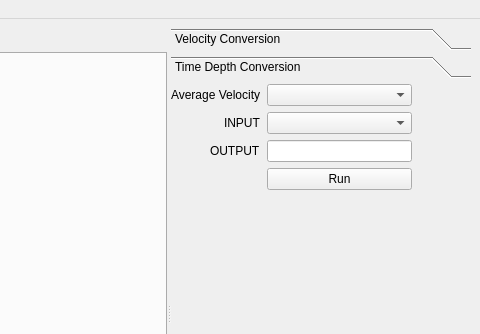
The window that pygeopressure_gui/ui/pygeopressure.ui (whimian/pyGeoPressure_gui) describes before a commit, drawn with Qt 5; both pictures show x 588 to 1068 and y 0 to 334 of the 1068 by 628 pixel window.
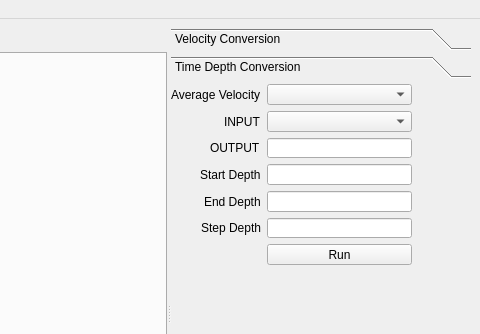
The same window after the commit. The open tabs and pages were chosen to show the change.

The edit to the form file:
```diff
--- a/pygeopressure_gui/ui/pygeopressure.ui
+++ b/pygeopressure_gui/ui/pygeopressure.ui
@@ -212,7 +212,7 @@
            <x>0</x>
            <y>0</y>
            <width>241</width>
-           <height>109</height>
+           <height>181</height>
           </rect>
          </property>
          <layout class="QFormLayout" name="formLayout_4">
@@ -249,7 +249,7 @@
           <item row="2" column="1">
            <widget class="QLineEdit" name="lineEdit_5"/>
           </item>
-          <item row="3" column="0">
+          <item row="6" column="0">
            <spacer name="horizontalSpacer_4">
             <property name="orientation">
              <enum>Qt::Horizontal</enum>
@@ -262,13 +262,43 @@
             </property>
            </spacer>
           </item>
-          <item row="3" column="1">
+          <item row="6" column="1">
            <widget class="QPushButton" name="pushButton_4">
             <property name="text">
              <string>Run</string>
             </property>
            </widget>
           </item>
+          <item row="3" column="0">
+           <widget class="QLabel" name="label_19">
+            <property name="text">
+             <string>Start Depth</string>
+            </property>
+           </widget>
+          </item>
+          <item row="3" column="1">
+           <widget class="QLineEdit" name="startDepth_lineEdit_TDC"/>
+          </item>
+          <item row="4" column="0">
+           <widget class="QLabel" name="label_20">
+            <property name="text">
+             <string>End Depth</string>
+            </property>
+           </widget>
+          </item>
+          <item row="4" column="1">
+           <widget class="QLineEdit" name="endDepth_lineEdit_TDC"/>
+          </item>
+          <item row="5" column="0">
+           <widget class="QLabel" name="label_21">
+            <property name="text">
+             <string>Step Depth</string>
+            </property>
+           </widget>
+          </item>
+          <item row="5" column="1">
+           <widget class="QLineEdit" name="stepDepth_lineEdit_TDC"/>
+          </item>
          </layout>
         </widget>
        </widget>
```
Left out of the diff: 28 changed lines with no effect on the pictures.
